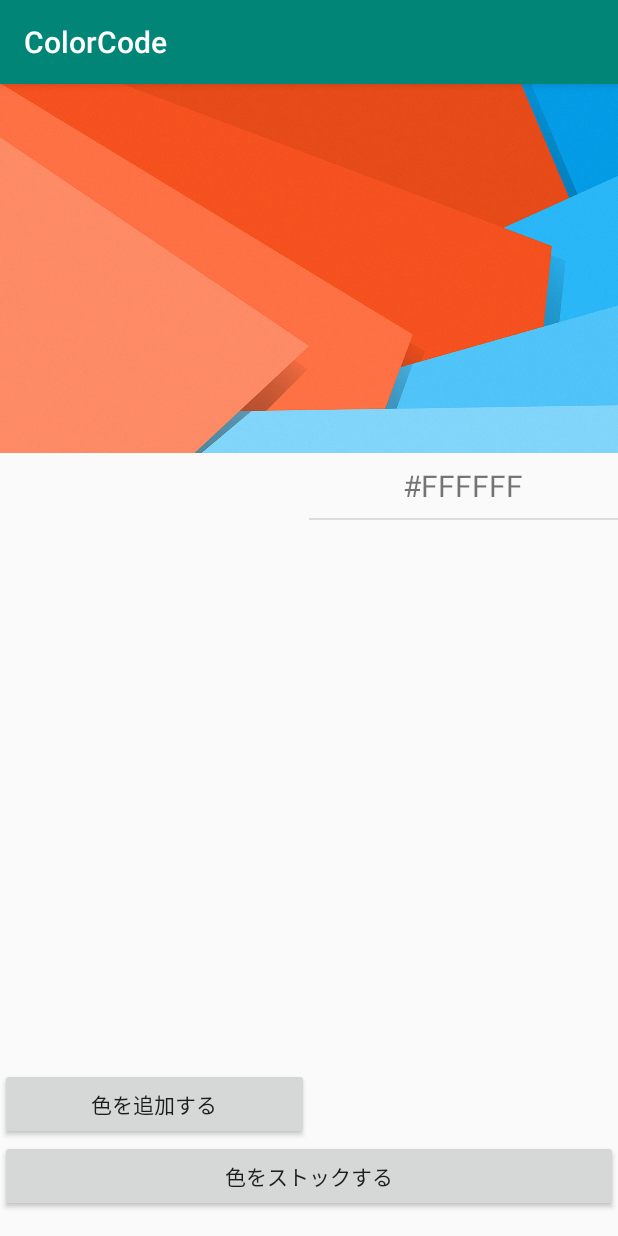
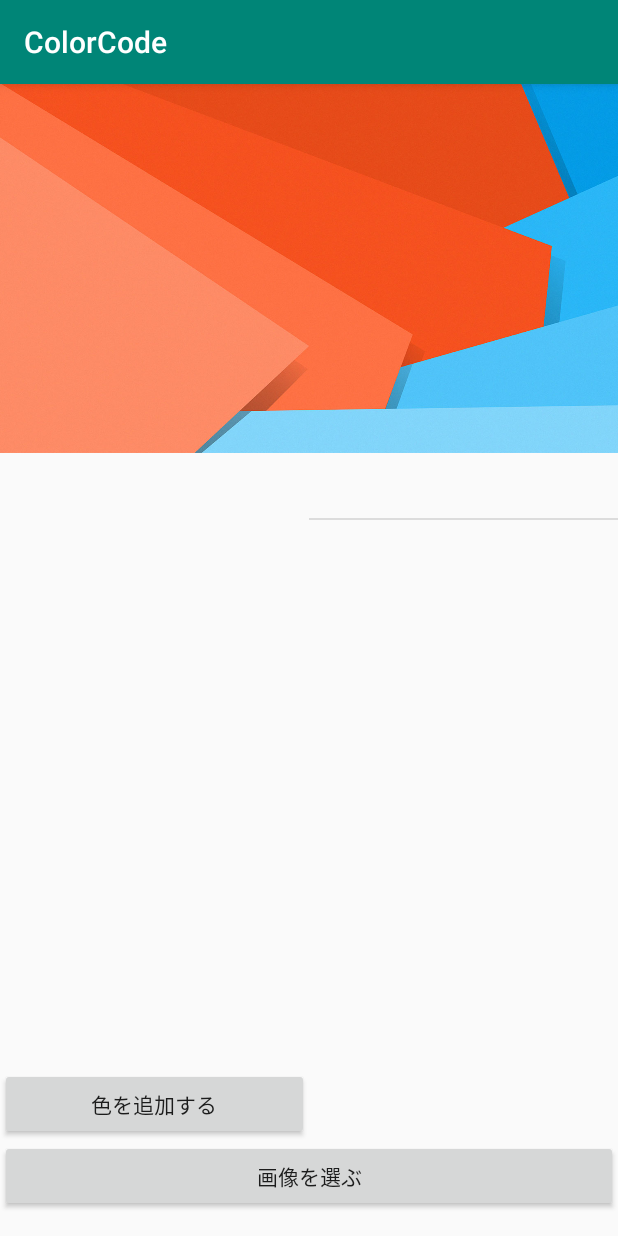
Before and after one commit to Haruna-Kurahashi/ColorCodeApp, an Android app: the screen it shows after launch (MainActivity), after a tap on "色を追加する", on a phone screen of 412 x 824 dp. Run offline under Robolectric (Android 15) with nearby library versions, the phone set to English and light mode, and no system bars; 2 statements that could not run were skipped.

Commit message:
[add] ギャラリーから選べない

```diff
--- a/app/src/main/java/kuppieproduct/io/colorcode/MainActivity.java
+++ b/app/src/main/java/kuppieproduct/io/colorcode/MainActivity.java
@@ -1,20 +1,30 @@
 package kuppieproduct.io.colorcode;
 
+import android.app.Activity;
+import android.content.Intent;
 import android.graphics.Bitmap;
 import android.graphics.drawable.ColorDrawable;
+import android.net.Uri;
 import android.os.Bundle;
+import android.provider.MediaStore;
+import android.support.annotation.Nullable;
 import android.support.v7.app.AppCompatActivity;
 import android.view.MotionEvent;
 import android.view.View;
+import android.widget.Button;
 import android.widget.ImageView;
 import android.widget.ListView;
 
+import java.io.IOException;
 import java.util.ArrayList;
 
 public class MainActivity extends AppCompatActivity {
 
+    public static int READ_REQUEST_CODE = 100;
+
     ImageView imageView;
     View colorPreviewView;
+    Button selectImageButton;
 
     ListView colorListView;
     CustomAdapter adapter;
@@ -27,6 +37,9 @@ public class MainActivity extends AppCompatActivity {
         imageView = (ImageView) findViewById(R.id.imageView);
         colorPreviewView = findViewById(R.id.colorPreview);
         colorListView = (ListView) findViewById(R.id.colorListView);
+
+
+        selectImageButton = (Button) findViewById(R.id.selectImage);
 
         imageView.setImageResource(R.drawable.sample_image);
 
@@ -55,13 +68,42 @@ public class MainActivity extends AppCompatActivity {
             }
         });
 
+        selectImageButton.setOnClickListener(new View.OnClickListener() {
+            @Override
+            public void onClick(View view) {
+                Intent intent = new Intent(Intent.ACTION_PICK, MediaStore.Images.Media.EXTERNAL_CONTENT_URI);
+
+                intent.setType("image/*");
+                startActivityForResult(intent, READ_REQUEST_CODE);
+            }
+        });
+
         adapter = new CustomAdapter(this, 0, new ArrayList<Item>());
         colorListView.setAdapter(adapter);
     }
 
+
+
+    @Override
+    protected void onActivityResult(int requestCode, int resultCode, @Nullable Intent resultData) {
+        if (requestCode == READ_REQUEST_CODE && resultCode == Activity.RESULT_OK) {
+            Uri uri = null;
+            if (resultData != null) {
+                uri = resultData.getData();
+                try {
+                    Bitmap bitmap = MediaStore.Images.Media.getBitmap(getContentResolver(), uri);
+                    imageView.setImageBitmap(bitmap);
+                }catch (IOException e) {
+                    e.printStackTrace();
+                }
+            }
+        }
+    }
+
     public void addColor(View view) {
         int color = ((ColorDrawable) colorPreviewView.getBackground()).getColor();
-        adapter.add(new Item("#FFFFFF", color));
+        String colorCode = "#" + Integer.toHexString(color).toUpperCase().substring(2);
+        adapter.add(new Item(colorCode, color));
         adapter.notifyDataSetChanged();
     }
 }
--- a/app/src/main/res/layout/activity_main.xml
+++ b/app/src/main/res/layout/activity_main.xml
@@ -51,8 +51,8 @@
     </LinearLayout>
 
     <Button
-        android:id="@+id/stockButton"
+        android:id="@+id/selectImage"
         android:layout_width="match_parent"
         android:layout_height="wrap_content"
-        android:text="色をストックする" />
+        android:text="画像を選ぶ" />
 </LinearLayout>
```
